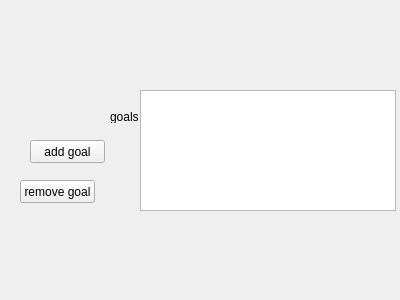
SHoque06/TrackMate, file goalwidget.ui: the form before one commit.
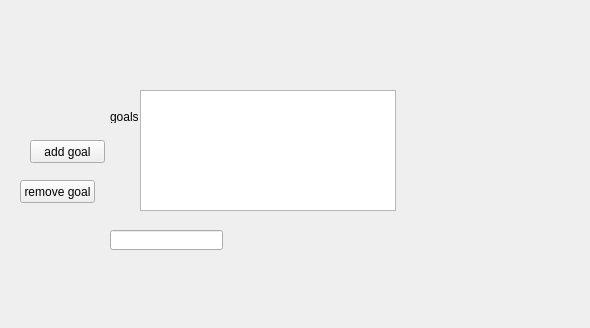
The form after the commit.

Commit message: Added ability to name goals

Diff of the .ui file:
```diff
--- a/goalwidget.ui
+++ b/goalwidget.ui
@@ -6,8 +6,8 @@
    <rect>
     <x>0</x>
     <y>0</y>
-    <width>400</width>
-    <height>300</height>
+    <width>590</width>
+    <height>328</height>
    </rect>
   </property>
   <property name="windowTitle">
@@ -62,6 +62,16 @@
     <string>remove goal</string>
    </property>
   </widget>
+  <widget class="QLineEdit" name="inputGoal">
+   <property name="geometry">
+    <rect>
+     <x>110</x>
+     <y>230</y>
+     <width>113</width>
+     <height>20</height>
+    </rect>
+   </property>
+  </widget>
  </widget>
  <resources/>
  <connections/>
```
The commit also changes 2 other files.
